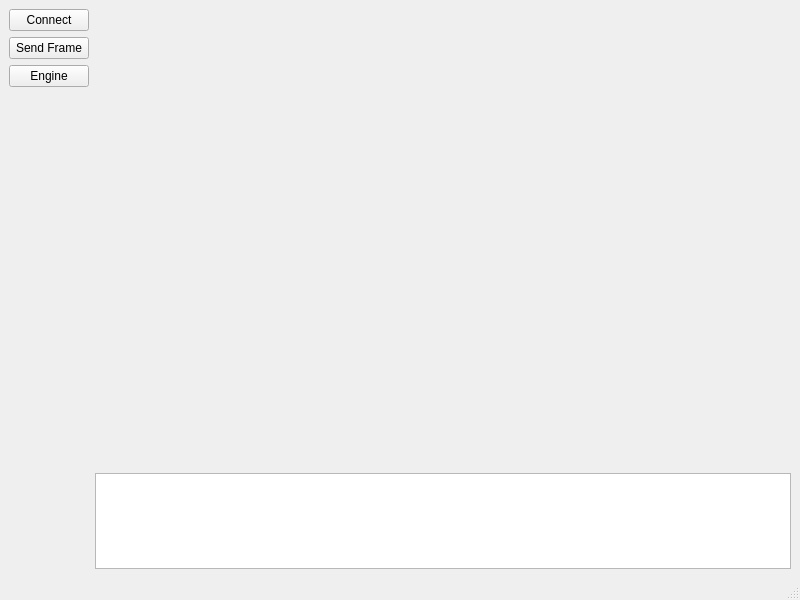
First picture: the form in QT_APP/E46_Gauge/mainwindow.ui, repository PatrykKucia/BMW_E46_Gauge, before the edit.
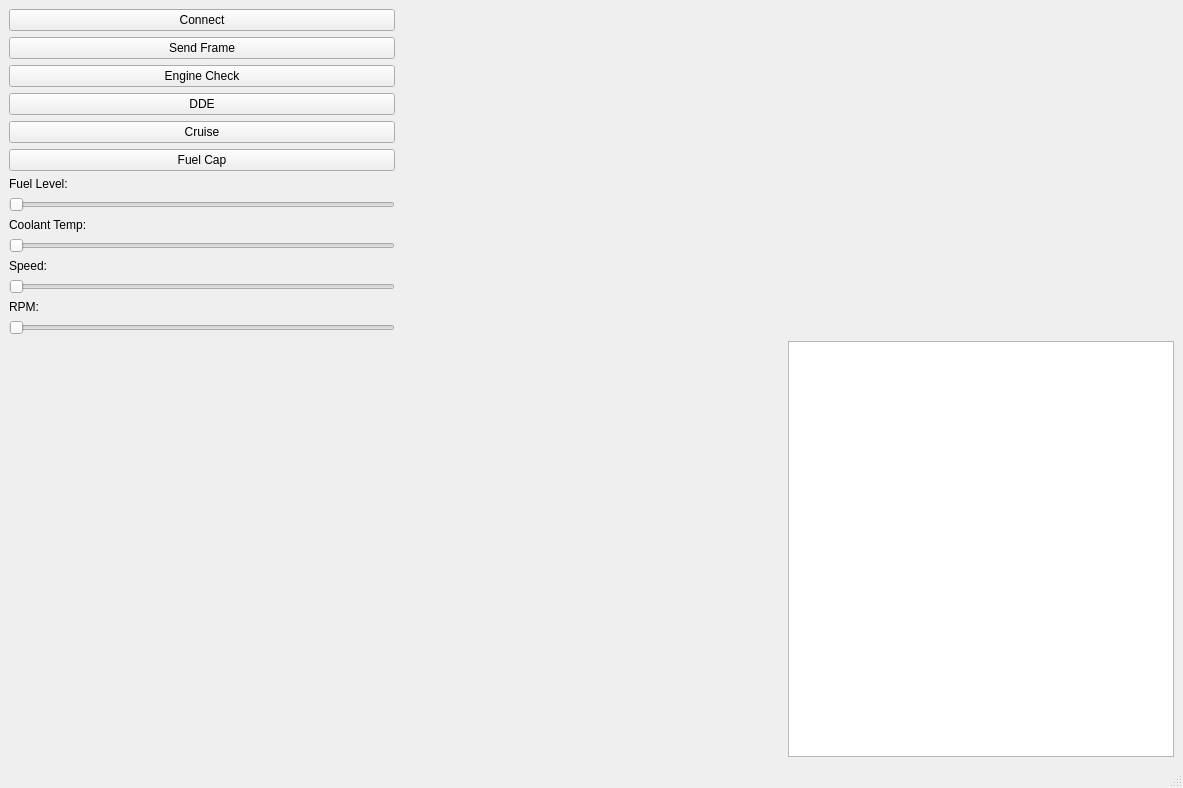
Second picture: the form after the edit.

Patch:
```diff
--- a/QT_APP/E46_Gauge/mainwindow.ui
+++ b/QT_APP/E46_Gauge/mainwindow.ui
@@ -6,8 +6,8 @@
    <rect>
     <x>0</x>
     <y>0</y>
-    <width>800</width>
-    <height>600</height>
+    <width>1183</width>
+    <height>788</height>
    </rect>
   </property>
   <property name="windowTitle">
@@ -15,56 +15,118 @@
   </property>
   <widget class="QWidget" name="centralwidget">
    <layout class="QGridLayout" name="gridLayout">
-    <item row="1" column="0">
+    <item row="15" column="0">
+     <spacer name="verticalSpacer_2">
+      <property name="orientation">
+       <enum>Qt::Orientation::Vertical</enum>
+      </property>
+      <property name="sizeHint" stdset="0">
+       <size>
+        <width>20</width>
+        <height>40</height>
+       </size>
+      </property>
+     </spacer>
+    </item>
+    <item row="10" column="0">
+     <widget class="QLabel" name="labelSpeed">
+      <property name="text">
+       <string>Speed:</string>
+      </property>
+     </widget>
+    </item>
+    <item row="13" column="0">
+     <widget class="QSlider" name="horizontalSliderRPM">
+      <property name="maximum">
+       <number>6000</number>
+      </property>
+      <property name="orientation">
+       <enum>Qt::Orientation::Horizontal</enum>
+      </property>
+     </widget>
+    </item>
+    <item row="5" column="0">
+     <widget class="QPushButton" name="pushButtonFuelCap">
+      <property name="text">
+       <string>Fuel Cap</string>
+      </property>
+      <property name="checkable">
+       <bool>true</bool>
+      </property>
+     </widget>
+    </item>
+    <item row="12" column="0">
+     <widget class="QLabel" name="labelRPM">
+      <property name="text">
+       <string>RPM:</string>
+      </property>
+     </widget>
+    </item>
+    <item row="3" column="0">
+     <widget class="QPushButton" name="pushButtonDDE">
+      <property name="text">
+       <string>DDE</string>
+      </property>
+      <property name="checkable">
+       <bool>true</bool>
+      </property>
+     </widget>
+    </item>
+    <item row="14" column="0">
+     <spacer name="verticalSpacer_3">
+      <property name="orientation">
+       <enum>Qt::Orientation::Vertical</enum>
+      </property>
+      <property name="sizeHint" stdset="0">
+       <size>
+        <width>20</width>
+        <height>40</height>
+       </size>
+      </property>
+     </spacer>
+    </item>
+    <item row="8" column="0">
+     <widget class="QLabel" name="labelCoolantTemp">
+      <property name="text">
+       <string>Coolant Temp:</string>
+      </property>
+     </widget>
+    </item>
+    <item row="0" column="0">
      <widget class="QPushButton" name="pushButtonConnect">
       <property name="text">
        <string>Connect</string>
       </property>
      </widget>
     </item>
-    <item row="3" column="1">
-     <spacer name="verticalSpacer_2">
-      <property name="orientation">
-       <enum>Qt::Orientation::Vertical</enum>
+    <item row="2" column="0">
+     <widget class="QPushButton" name="pushButtonEngineCheck">
+      <property name="text">
+       <string>Engine Check</string>
       </property>
-      <property name="sizeHint" stdset="0">
-       <size>
-        <width>20</width>
-        <height>40</height>
-       </size>
+      <property name="checkable">
+       <bool>true</bool>
       </property>
-     </spacer>
+     </widget>
     </item>
-    <item row="6" column="1">
-     <spacer name="verticalSpacer">
+    <item row="9" column="0">
+     <widget class="QSlider" name="horizontalSliderCoolantTemp">
+      <property name="maximum">
+       <number>255</number>
+      </property>
       <property name="orientation">
-       <enum>Qt::Orientation::Vertical</enum>
+       <enum>Qt::Orientation::Horizontal</enum>
       </property>
-      <property name="sizeHint" stdset="0">
-       <size>
-        <width>20</width>
-        <height>477</height>
-       </size>
-      </property>
-     </spacer>
+     </widget>
     </item>
-    <item row="7" column="1">
-     <widget class="QTextEdit" name="textEditLog"/>
-    </item>
-    <item row="1" column="1">
-     <spacer name="horizontalSpacer_2">
+    <item row="11" column="0">
+     <widget class="QSlider" name="horizontalSliderSpeed">
       <property name="orientation">
        <enum>Qt::Orientation::Horizontal</enum>
       </property>
-      <property name="sizeHint" stdset="0">
-       <size>
-        <width>40</width>
-        <height>20</height>
-       </size>
-      </property>
-     </spacer>
+     </widget>
     </item>
-    <item row="4" column="0">
+    <item row="1" column="0">
      <widget class="QPushButton" name="Send">
       <property name="text">
        <string>Send Frame</string>
@@ -74,16 +136,62 @@
       </property>
      </widget>
     </item>
-    <item row="5" column="0">
-     <widget class="QPushButton" name="pushButtonEngineCheck">
+    <item row="6" column="0">
+     <widget class="QLabel" name="labelFuelLevel">
       <property name="text">
-       <string>Engine</string>
+       <string>Fuel Level:</string>
+      </property>
+     </widget>
+    </item>
+    <item row="7" column="0">
+     <widget class="QSlider" name="horizontalSliderFuel">
+      <property name="maximum">
+       <number>100</number>
+      </property>
+      <property name="orientation">
+       <enum>Qt::Orientation::Horizontal</enum>
+      </property>
+     </widget>
+    </item>
+    <item row="4" column="0">
+     <widget class="QPushButton" name="pushButtonCruise">
+      <property name="text">
+       <string>Cruise</string>
       </property>
       <property name="checkable">
        <bool>true</bool>
       </property>
      </widget>
     </item>
+    <item row="0" column="1">
+     <spacer name="horizontalSpacer_2">
+      <property name="orientation">
+       <enum>Qt::Orientation::Horizontal</enum>
+      </property>
+      <property name="sizeHint" stdset="0">
+       <size>
+        <width>40</width>
+        <height>20</height>
+       </size>
+      </property>
+     </spacer>
+    </item>
+    <item row="0" column="2">
+     <spacer name="horizontalSpacer">
+      <property name="orientation">
+       <enum>Qt::Orientation::Horizontal</enum>
+      </property>
+      <property name="sizeHint" stdset="0">
+       <size>
+        <width>40</width>
+        <height>20</height>
+       </size>
+      </property>
+     </spacer>
+    </item>
+    <item row="14" column="2" rowspan="2">
+     <widget class="QTextEdit" name="textEditLog"/>
+    </item>
    </layout>
   </widget>
   <widget class="QMenuBar" name="menubar">
```
Left out of the diff: 2 changed lines with no effect on the pictures.
